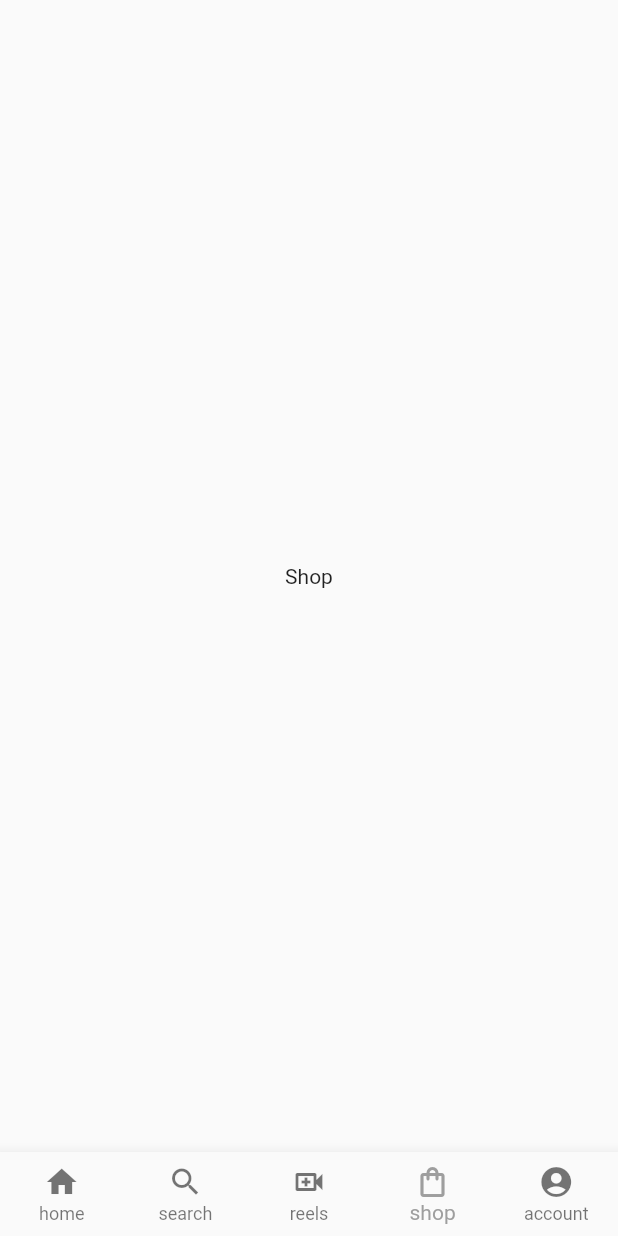
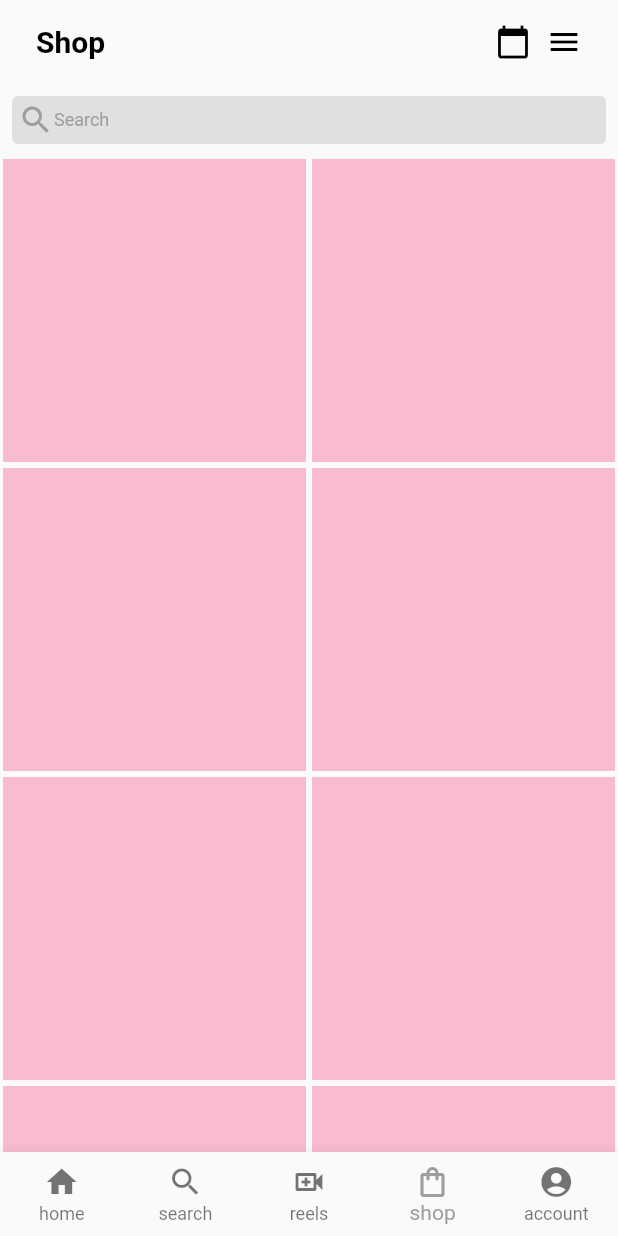
Before and after one commit to Mucahid-Canbey/instagram_clone_flutter, a Flutter app: the screen it shows after launch, item 4 of the bottom bar chosen, on a phone screen of 412 x 824 dp. Run offline on Flutter 3.47's test engine with Material 2 defaults, Android fonts, the phone set to English and light mode, and no system bars.

Commit message:
shop bölümü düzenlendi

```diff
--- a/lib/pages/shop.dart
+++ b/lib/pages/shop.dart
@@ -1,12 +1,67 @@
 import 'package:flutter/material.dart';
 
-class UserShop extends StatelessWidget {
-  const UserShop({super.key});
+import '../util/shop_grid.dart';
+
+class UserShop extends StatelessWidget with _ColorsProje {
+  UserShop({super.key});
 
   @override
   Widget build(BuildContext context) {
     return Scaffold(
-      body: Center(child: Text('Shop')),
-    );
+        appBar: AppBar(
+          elevation: 0,
+          backgroundColor: colorTrans,
+          title: Padding(
+            padding: const EdgeInsets.all(8.0),
+            child: Row(
+              mainAxisAlignment: MainAxisAlignment.spaceBetween,
+              children: [
+                const Text(
+                  'Shop',
+                  style: TextStyle(fontWeight: FontWeight.bold, fontSize: 20),
+                ),
+                Row(
+                  children: const [
+                    Icon(Icons.calendar_today),
+                    SizedBox(
+                      width: 10,
+                    ),
+                    Icon(Icons.menu)
+                  ],
+                )
+              ],
+            ),
+          ),
+        ),
+        body: Column(
+          children: [
+            Padding(
+              padding: const EdgeInsets.all(8.0),
+              child: ClipRRect(
+                  borderRadius: BorderRadius.circular(4),
+                  child: Container(
+                    padding: const EdgeInsets.all(4.0),
+                    color: Colors.grey.shade300,
+                    child: Row(
+                      children: [
+                        Icon(
+                          Icons.search,
+                          color: Colors.grey.shade500,
+                        ),
+                        Text(
+                          'Search',
+                          style: TextStyle(color: Colors.grey.shade500, fontSize: 12),
+                        )
+                      ],
+                    ),
+                  )),
+            ),
+            Expanded(child: ShopGrid())
+          ],
+        ));
   }
 }
+
+class _ColorsProje {
+  Color colorTrans = Colors.transparent;
+}
--- /dev/null
+++ b/lib/util/shop_grid.dart
@@ -0,0 +1,19 @@
+import 'package:flutter/material.dart';
+
+class ShopGrid extends StatelessWidget {
+  const ShopGrid({super.key});
+
+  @override
+  Widget build(BuildContext context) {
+    return GridView.builder(
+        itemCount: 20,
+        gridDelegate: const SliverGridDelegateWithFixedCrossAxisCount(crossAxisCount: 2),
+        itemBuilder: (context, index) {
+          return Padding(
+              padding: const EdgeInsets.all(2.0),
+              child: Container(
+                color: Colors.pink.shade100,
+              ));
+        });
+  }
+}
```
